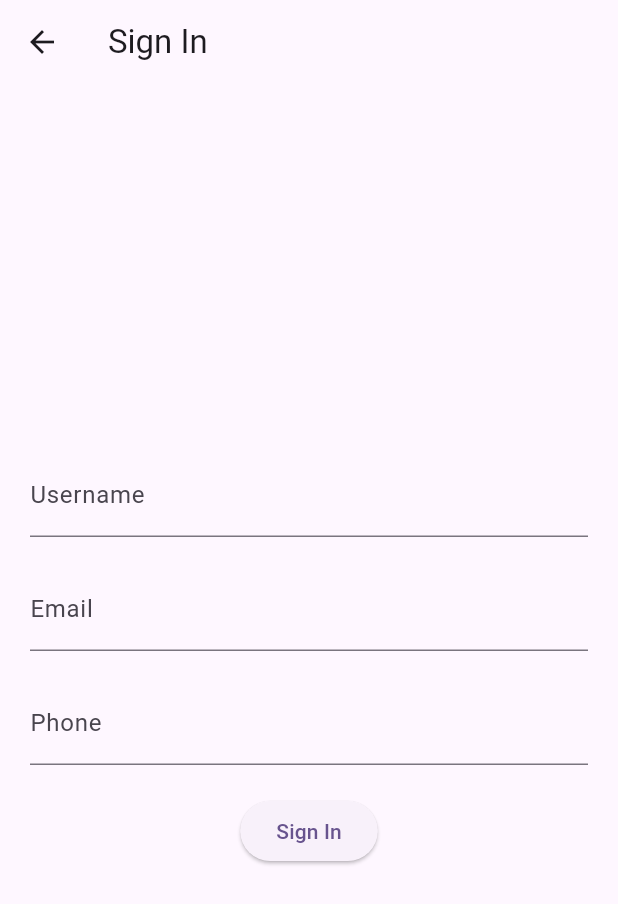
After one commit to Zovtan/UTS-UAS_sem4, a Flutter app: the screen it shows after launch, after a tap on "Sign In", on a phone screen of 412 x 824 dp. The commit adds this screen. Shown: the top 904 px of the screen. Run offline on Flutter 3.47's test engine with Material 3 defaults, Android fonts, the phone set to English and light mode, and no system bars.

Commit message:
half assed sign in

```diff
--- a/assets/json/comments.json
+++ b/assets/json/comments.json
@@ -4,14 +4,14 @@
       "comments": [
         {
           "comment_id": 1,
-          "author": "TravelEnthusiast",
-          "username": "@traveler",
+          "username": "TravelEnthusiast",
+          "displayName": "@traveler",
           "comment": "Looks like you had an amazing time! I love exploring new cities."
         },
         {
           "comment_id": 2,
-          "author": "CityExplorer",
-          "username": "@citylover",
+          "username": "CityExplorer",
+          "displayName": "@citylover",
           "comment": "Which places did you visit? I'm planning a trip there soon!"
         }
       ]
@@ -21,14 +21,14 @@
       "comments": [
         {
           "comment_id": 1,
-          "author": "BlogReader",
-          "username": "@blogfan",
+          "username": "BlogReader",
+          "displayName": "@blogfan",
           "comment": "Can't wait to read it! Your blog posts are always insightful."
         },
         {
           "comment_id": 2,
-          "author": "TechGeek",
-          "username": "@techlover",
+          "username": "TechGeek",
+          "displayName": "@techlover",
           "comment": "Looking forward to checking out the latest tech trends in your post!"
         }
       ]
@@ -38,14 +38,14 @@
       "comments": [
         {
           "comment_id": 1,
-          "author": "GadgetFanatic",
-          "username": "@gadgetlover",
+          "username": "GadgetFanatic",
+          "displayName": "@gadgetlover",
           "comment": "That's awesome! What gadget did you get?"
         },
         {
           "comment_id": 2,
-          "author": "Techie",
-          "username": "@techie",
+          "username": "Techie",
+          "displayName": "@techie",
           "comment": "Let us know your thoughts after trying it out! I'm curious."
         }
       ]
@@ -55,14 +55,14 @@
       "comments": [
         {
           "comment_id": 1,
-          "author": "SportsEnthusiast",
-          "username": "@sportslover",
+          "username": "SportsEnthusiast",
+          "displayName": "@sportslover",
           "comment": "What a game indeed! The comeback was unbelievable."
         },
         {
           "comment_id": 2,
-          "author": "TeamSupporter",
-          "username": "@teamsupport",
+          "username": "TeamSupporter",
+          "displayName": "@teamsupport",
           "comment": "I was on the edge of my seat the entire time! Go team!"
         }
       ]
--- a/assets/json/tweets.json
+++ b/assets/json/tweets.json
@@ -1,8 +1,8 @@
 [
     {
       "id": 1,
-      "author": "JohnDoe",
-      "username": "@johndoe",
+      "username": "JohnDoe",
+      "displayName": "@johndoe",
       "tweet": "Just had a fantastic day exploring the city! #travel",
       "image": "assets/images/image1.jpg",
       "timestamp": "2024-04-25T08:00:00Z",
@@ -11,8 +11,8 @@
     },
     {
       "id": 2,
-      "author": "JaneSmith",
-      "username": "@janesmith",
+      "username": "JaneSmith",
+      "displayName": "@janesmith",
       "tweet": "Excited to announce my new blog post! Check it out: [link]",
       "image": "none",
       "timestamp": "2024-04-24T10:30:00Z",
@@ -21,8 +21,8 @@
     },
     {
       "id": 3,
-      "author": "TechGeek",
-      "username": "@techgeek",
+      "username": "TechGeek",
+      "displayName": "@techgeek",
       "tweet": "Just received the latest tech gadget! Can't wait to try it out.",
       "image": "none",
       "timestamp": "2024-04-23T15:45:00Z",
@@ -31,8 +31,8 @@
     },
     {
       "id": 4,
-      "author": "Foodie",
-      "username": "@foodie",
+      "username": "Foodie",
+      "displayName": "@foodie",
       "tweet": "Enjoying a delicious meal at my favorite restaurant! #foodlover",
       "image": "none",
       "timestamp": "2024-04-22T12:15:00Z",
@@ -41,8 +41,8 @@
     },
     {
       "id": 5,
-      "author": "SportsFan",
-      "username": "@sportsfan",
+      "username": "SportsFan",
+      "displayName": "@sportsfan",
       "tweet": "What a game last night! Can't believe the comeback victory!",
       "image": "none",
       "timestamp": "2024-04-21T20:00:00Z",
--- a/lib/twitter/login.dart
+++ b/lib/twitter/login.dart
@@ -2,6 +2,7 @@ import 'package:flutter/material.dart';
 import 'dart:convert';
 
 import 'package:twitter/twitter/main_page.dart';
+import 'package:twitter/twitter/sign_in.dart';
 
 class Login extends StatefulWidget {
   const Login({super.key});
@@ -12,28 +13,29 @@ class Login extends StatefulWidget {
 
 class Profile {
   final int id;
-  final String author;
   final String username;
+  final String displayName;
   final String password;
   final String email;
   final String phone;
 
   Profile(
       {required this.id,
-      required this.author,
       required this.username,
+      required this.displayName,
       required this.password,
       required this.email,
       required this.phone});
 
   factory Profile.fromJson(Map<String, dynamic> json) {
     return Profile(
-        id: json['id'],
-        author: json['author'],
-        username: json['username'],
-        password: json['password'],
-        email: json['email'],
-        phone: json['phone']);
+      id: json['id'],
+      username: json['username'],
+      displayName: json['displayName'],
+      password: json['password'],
+      email: json['email'],
+      phone: json['phone'],
+    );
   }
 }
 
@@ -90,7 +92,7 @@ class _LoginState extends State<Login> {
                   maxLines: 1,
                   keyboardType: TextInputType.text,
                   controller: _identifierController,
-                  decoration: InputDecoration(
+                  decoration: const InputDecoration(
                     border: OutlineInputBorder(),
                     labelText: "Phone Number, Username, or Email",
                   ),
@@ -118,6 +120,7 @@ class _LoginState extends State<Login> {
                     ),
                   ),
                 ),
+                //tombol login
                 ElevatedButton(
                   onPressed: () {
                     // Validation logic
@@ -126,7 +129,7 @@ class _LoginState extends State<Login> {
                       if ((profile.email ==
                                   _identifierController.text
                                       .replaceAll(RegExp(r"\s+"), "") ||
-                              profile.username ==
+                              profile.displayName ==
                                   _identifierController.text
                                       .replaceAll(RegExp(r"\s+"), "") ||
                               profile.phone ==
@@ -159,6 +162,17 @@ class _LoginState extends State<Login> {
                   },
                   child: const Text('Login'),
                 ),
+                //tombol sign in
+                ElevatedButton(
+                    onPressed: () {
+                      Navigator.push(
+                        context,
+                        MaterialPageRoute(
+                          builder: (context) => SignIn(),
+                        ),
+                      );
+                    },
+                    child: const Text('Sign In'))
               ],
             ),
           );
--- /dev/null
+++ b/lib/twitter/sign_in.dart
@@ -0,0 +1,152 @@
+import 'package:flutter/material.dart';
+import 'dart:convert';
+
+class SignIn extends StatefulWidget {
+  const SignIn({super.key});
+
+  @override
+  State<SignIn> createState() => _SignInState();
+}
+
+class Profile {
+  final int id;
+  final String username;
+  final String displayName;
+  final String password;
+  final String email;
+  final String phone;
+
+  Profile({
+    required this.id,
+    required this.username,
+    required this.displayName,
+    required this.password,
+    required this.email,
+    required this.phone,
+  });
+
+  // Convert JSON to Profile object
+  factory Profile.fromJson(Map<String, dynamic> json) {
+    return Profile(
+      id: json['id'],
+      username: json['username'],
+      displayName: json['displayName'],
+      password: json['password'],
+      email: json['email'],
+      phone: json['phone'],
+    );
+  }
+}
+
+class _SignInState extends State<SignIn> {
+  final TextEditingController usernameController = TextEditingController();
+  final TextEditingController emailController = TextEditingController();
+  final TextEditingController phoneController = TextEditingController();
+
+  // List to hold profiles from JSON
+  late List<Profile> profiles;
+
+  // Load profiles from JSON
+  @override
+  void initState() {
+    super.initState();
+    _loadUsers();
+  }
+
+  // Load profiles from JSON file
+  void _loadUsers() async {
+    // Read the JSON file
+    String jsonString = await DefaultAssetBundle.of(context)
+        .loadString('assets/json/profiles.json');
+    // Parse JSON
+    List<dynamic> jsonList = jsonDecode(jsonString);
+    // Populate the list of tweets
+    setState(() {
+      profiles = jsonList.map((json) => Profile.fromJson(json)).toList();
+    });
+  }
+
+  // Check if the provided email already exists
+  bool isEmailExist(String email) {
+    return profiles.any((Profile) => Profile.email == email);
+  }
+
+  // Check if the provided username already exists
+  bool isUsernameExist(String username) {
+    return profiles.any((Profile) => Profile.username == username);
+  }
+
+  // Check if the provided phone number already exists
+  bool isPhoneExist(String phone) {
+    return profiles.any((Profile) => Profile.phone == phone);
+  }
+
+  // Handle sign-in button press
+  void signIn() {
+    String username = usernameController.text.trim();
+    String email = emailController.text.trim();
+    String phone = phoneController.text.trim();
+
+    // Check for duplicates
+    if (isUsernameExist(username)) {
+      // Username already exists
+      // Show error message or handle accordingly
+      return;
+    }
+    if (isEmailExist(email)) {
+      // Email already exists
+      // Show error message or handle accordingly
+      return;
+    }
+    if (isPhoneExist(phone)) {
+      // Phone number already exists
+      // Show error message or handle accordingly
+      return;
+    }
+
+    // All fields are unique, proceed with sign-in
+    // You can add your sign-in logic here
+  }
+
+  @override
+  Widget build(BuildContext context) {
+    return Scaffold(
+      appBar: AppBar(
+        title: Text("Sign In"),
+      ),
+      body: Padding(
+        padding: const EdgeInsets.all(20.0),
+        child: Column(
+          mainAxisAlignment: MainAxisAlignment.center,
+          children: [
+            TextField(
+              controller: usernameController,
+              decoration: InputDecoration(
+                labelText: 'Username',
+              ),
+            ),
+            SizedBox(height: 20),
+            TextField(
+              controller: emailController,
+              decoration: InputDecoration(
+                labelText: 'Email',
+              ),
+            ),
+            SizedBox(height: 20),
+            TextField(
+              controller: phoneController,
+              decoration: InputDecoration(
+                labelText: 'Phone',
+              ),
+            ),
+            SizedBox(height: 20),
+            ElevatedButton(
+              onPressed: signIn,
+              child: Text('Sign In'),
+            ),
+          ],
+        ),
+      ),
+    );
+  }
+}
```
Also changed, not shown: assets/json/profiles.json (+5 -5 lines), lib/twitter/comment_page.dart (+6 -6 lines), lib/twitter/main_page.dart (+4 -4 lines).
